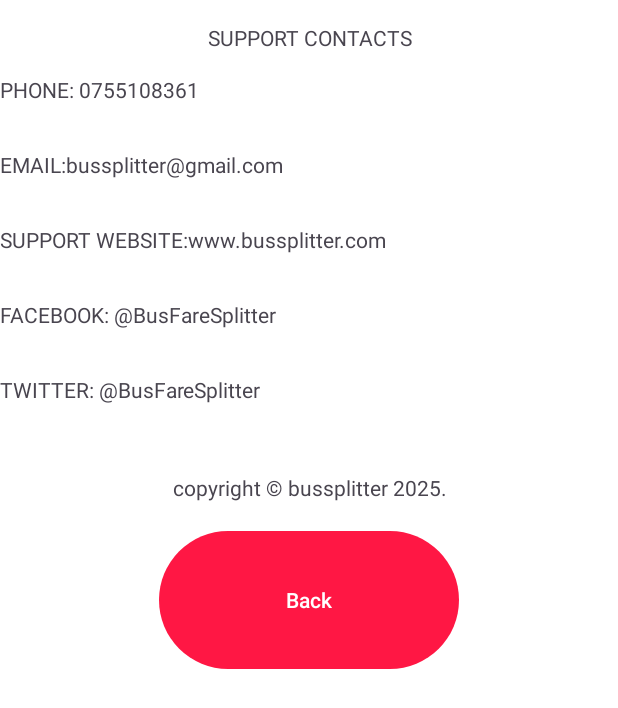
After one commit to Simonchila/BusFare_SplitterV2, an Android app: the SupportDetails screen opened directly, with no data from a screen before it, on a phone screen of 412 x 824 dp. The commit adds this screen. Shown: the top 708 px of the screen. Run offline under Robolectric (Android 15) with nearby library versions, the phone set to English and light mode, and no system bars.

Commit message:
Andrew modifications

```diff
--- /dev/null
+++ b/app/src/main/java/com/example/busfare_splitterv2/UI/SupportDetails.java
@@ -0,0 +1,23 @@
+package com.example.busfare_splitterv2.UI;
+import android.content.Intent;
+import android.os.Bundle;
+import android.view.View;
+
+import androidx.appcompat.app.AppCompatActivity;
+
+import com.example.busfare_splitterv2.R;
+
+
+public class SupportDetails extends AppCompatActivity {
+    @Override
+    public void onCreate(Bundle savedInstanceState){
+        super.onCreate(savedInstanceState);
+        setContentView(R.layout.support_details);
+    }
+
+    public void back(View v){
+        Intent back = new Intent(this, ProfileActivity.class);
+        startActivity(back);
+    }
+
+}
--- a/app/src/main/java/com/example/busfare_splitterv2/network/ApiClient.java
+++ b/app/src/main/java/com/example/busfare_splitterv2/network/ApiClient.java
@@ -5,7 +5,7 @@ import retrofit2.converter.gson.GsonConverterFactory;
 
 public class ApiClient {
 
-    private static final String BASE_URL = "http://172.20.10.5:8000/"; // pc ip address
+    private static final String BASE_URL = "http://192.168.43.215:8000/"; // pc ip address
     private static Retrofit retrofit;
 
     public static Retrofit getClient() {
--- a/app/src/main/res/layout/nav_header_main.xml
+++ b/app/src/main/res/layout/nav_header_main.xml
@@ -11,12 +11,14 @@
     <ImageView
         android:id="@+id/ivProfileImage"
         android:layout_width="64dp"
+        android:layout_gravity="center"
         android:layout_height="64dp"
         android:background="#FF1744"
         android:src="@drawable/ic_user_circle"
         android:contentDescription="Profile Image"/>
 
     <TextView
+        android:textAlignment="center"
         android:id="@+id/tvNavHeaderName"
         android:layout_width="match_parent"
         android:layout_height="wrap_content"
@@ -27,6 +29,7 @@
         android:paddingTop="8dp"/>
 
     <TextView
+        android:textAlignment="center"
         android:id="@+id/tvNavHeaderEmail"
         android:layout_width="match_parent"
         android:layout_height="wrap_content"
--- /dev/null
+++ b/app/src/main/res/layout/support_details.xml
@@ -0,0 +1,63 @@
+<?xml version="1.0" encoding="utf-8"?>
+<ScrollView
+    xmlns:android="http://schemas.android.com/apk/res/android"
+    android:layout_width="match_parent"
+    android:layout_height="match_parent"
+    android:background="@color/md_onSecondary"
+    >
+    <LinearLayout
+        android:layout_height="match_parent"
+        android:layout_width="match_parent"
+        android:orientation="vertical"
+        >
+        <TextView
+            android:layout_height="50dp"
+            android:layout_width="match_parent"
+            android:text="SUPPORT CONTACTS"
+            android:gravity="center"
+            />
+
+        <TextView
+            android:layout_height="50dp"
+            android:layout_width="match_parent"
+            android:text="PHONE: 0755108361"
+            android:gravity=""
+            />
+        <TextView
+            android:layout_height="50dp"
+            android:layout_width="match_parent"
+            android:text="EMAIL:bussplitter@gmail.com"
+            />
+        <TextView
+            android:layout_height="50dp"
+            android:layout_width="match_parent"
+            android:text="SUPPORT WEBSITE:www.bussplitter.com"
+            />
+        <TextView
+            android:layout_height="50dp"
+            android:layout_width="match_parent"
+            android:text="FACEBOOK: @BusFareSplitter"
+            android:gravity=""
+            />
+        <TextView
+            android:layout_height="50dp"
+            android:layout_width="match_parent"
+            android:text="TWITTER: @BusFareSplitter"
+            android:gravity=""
+            />
+        <TextView
+            android:layout_height="50dp"
+            android:layout_width="match_parent"
+            android:text="copyright © bussplitter 2025."
+            android:gravity="center"
+            />
+        <Button
+            android:layout_width="200dp"
+            android:layout_height="100dp"
+            android:text="Back"
+            android:onClick="back"
+            android:layout_gravity="center"
+            />
+
+    </LinearLayout>
+</ScrollView>
--- a/app/src/main/res/xml/network_security_config.xml
+++ b/app/src/main/res/xml/network_security_config.xml
@@ -2,6 +2,6 @@
 <network-security-config>
     <domain-config cleartextTrafficPermitted="true">
         <!-- add pc ip address-->
-        <domain includeSubdomains="true">172.20.10.5</domain>
+        <domain includeSubdomains="true">192.168.43.215</domain>
     </domain-config>
 </network-security-config>
```
Also changed, not shown: app/src/main/AndroidManifest.xml (+9 -0 lines), app/src/main/java/com/example/busfare_splitterv2/UI/AboutUs.java (added, +22 -0 lines), app/src/main/java/com/example/busfare_splitterv2/UI/ProfileActivity.java (+8 -2 lines), app/src/main/java/com/example/busfare_splitterv2/UI/Settings.java (added, +32 -0 lines), app/src/main/res/layout/about_us.xml (added, +49 -0 lines), app/src/main/res/layout/settings.xml (added, +30 -0 lines).
